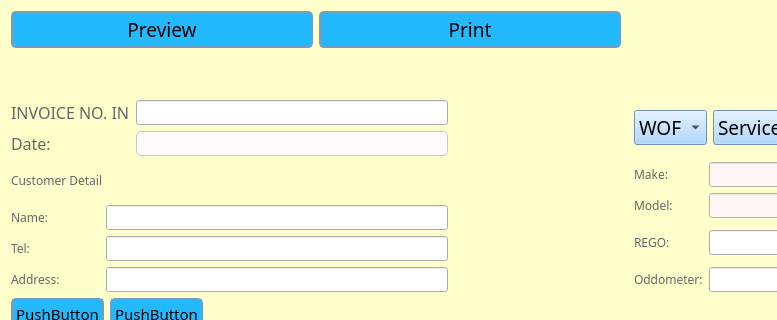
The window that new_start/UI_File/Add.ui (maximustann/Bing_project) describes before a commit, drawn with Qt 5; both pictures show x 0 to 777 and y 0 to 320 of the 982 by 893 pixel window.
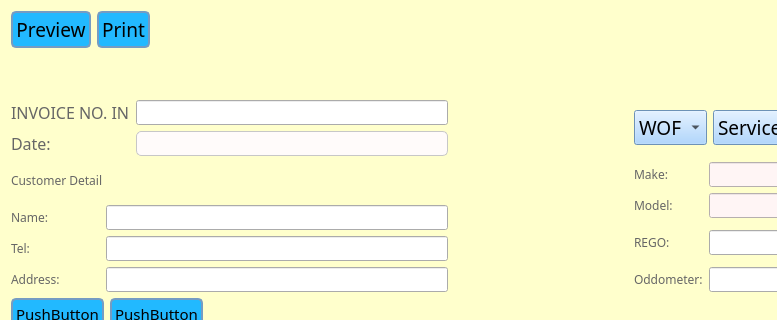
The same window after the commit. The open tabs and pages were chosen to show the change. Icons and pictures are not drawn.

Commit message: meaningful labels'name and bla

Patch:
```diff
--- a/new_start/UI_File/Add.ui
+++ b/new_start/UI_File/Add.ui
@@ -1036,6 +1036,12 @@
        <property name="orientation">
         <enum>Qt::Horizontal</enum>
        </property>
+       <property name="sizeHint" stdset="0">
+        <size>
+         <width>0</width>
+         <height>0</height>
+        </size>
+       </property>
       </spacer>
      </item>
     </layout>
```
Left out of the diff: 70 changed lines with no effect on the pictures. The commit also changes 3 other files.
